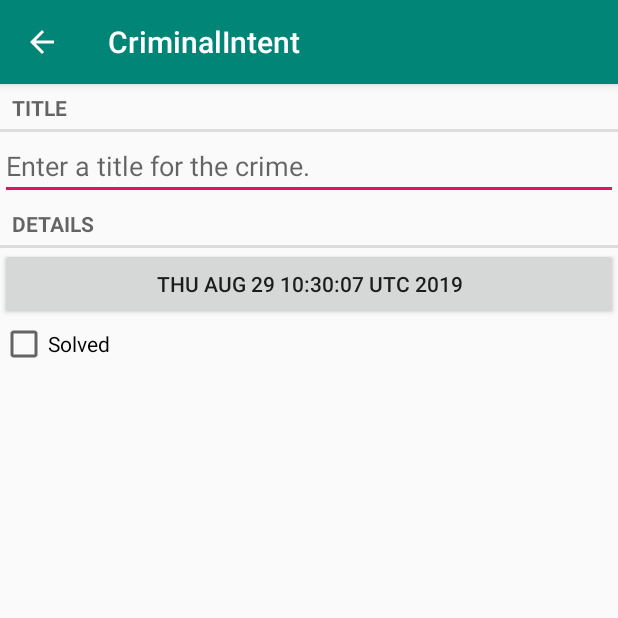
After one commit to usc-rdh-006/CriminalIntent, an Android app: the CrimePagerActivity screen opened directly, with no data from a screen before it, on a phone screen of 412 x 824 dp, the top half of it. The commit adds this screen. Run offline under Robolectric (Android 15) with nearby library versions, the phone set to English and light mode, and no system bars.

Commit message:
Criminal Intent App with chapter 11+12+13 for week 6 ICT311
rdh006

```diff
--- a/app/src/main/AndroidManifest.xml
+++ b/app/src/main/AndroidManifest.xml
@@ -15,7 +15,9 @@
                 <category android:name="android.intent.category.LAUNCHER" />
             </intent-filter>
         </activity>
-        <activity android:name=".CrimeActivity">
+        <activity
+            android:name=".CrimePagerActivity"
+            android:parentActivityName=".CrimeListActivity">
 
 
         </activity>
--- a/app/src/main/java/android/bignerdranch/com/CrimeFragment.java
+++ b/app/src/main/java/android/bignerdranch/com/CrimeFragment.java
@@ -1,5 +1,7 @@
 package android.bignerdranch.com;
 
+import android.app.Activity;
+import android.content.Intent;
 import android.os.Bundle;
 import android.text.Editable;
 import android.text.TextWatcher;
@@ -12,7 +14,9 @@ import android.widget.CompoundButton;
 import android.widget.EditText;
 
 import androidx.fragment.app.Fragment;
+import androidx.fragment.app.FragmentManager;
 
+import java.util.Date;
 import java.util.UUID;
 
 import static android.widget.CompoundButton.*;
@@ -24,6 +28,9 @@ public class CrimeFragment extends Fragment {
     private Button mDateButton;
     private CheckBox mSolvedCheckBox;
     private static final String ARG_CRIME_ID = "crime_id";
+    private static final String DIALOG_DATE = "DialogDate";
+
+    private static final int REQUEST_DATE = 0;
 
     public static CrimeFragment newInstance(UUID crimeId) {
         Bundle args = new Bundle();
@@ -44,8 +51,19 @@ public class CrimeFragment extends Fragment {
         View v = inflater.inflate(R.layout.fragment_crime, container, false);
 
         mDateButton = (Button) v.findViewById(R.id.crime_date);
-        mDateButton.setText(mCrime.getDate().toString());
-        mDateButton.setEnabled(false);
+        updateDate();
+
+        mDateButton.setOnClickListener(new View.OnClickListener() {
+            @Override
+            public void onClick(View v) {
+                FragmentManager manager = getFragmentManager();
+                DatePickerFragment dialog = DatePickerFragment
+                        .newInstance(mCrime.getDate());
+                dialog.setTargetFragment(CrimeFragment.this, REQUEST_DATE);
+                dialog.show(manager, DIALOG_DATE);
+            }
+        });
+
         mTitleField = (EditText) v.findViewById(R.id.crime_title);
         mTitleField.setText(mCrime.getTitle());
         mSolvedCheckBox = (CheckBox)v.findViewById(R.id.crime_solved);
@@ -77,4 +95,21 @@ public class CrimeFragment extends Fragment {
 
             return v;
     }
+    @Override
+    public void onActivityResult(int requestCode, int resultCode, Intent data) {
+        if (resultCode != Activity.RESULT_OK) {
+            return;
+        }
+
+        if (requestCode == REQUEST_DATE) {
+            Date date = (Date) data
+                    .getSerializableExtra(DatePickerFragment.EXTRA_DATE);
+            mCrime.setDate(date);
+            updateDate();
+        }
+    }
+
+    private void updateDate() {
+        mDateButton.setText(mCrime.getDate().toString());
+    }
 }
--- /dev/null
+++ b/app/src/main/java/android/bignerdranch/com/CrimePagerActivity.java
@@ -0,0 +1,65 @@
+package android.bignerdranch.com;
+
+import java.util.ArrayList;
+import java.util.List;
+import java.util.UUID;
+
+import android.content.Context;
+import android.content.Intent;
+import android.os.Bundle;
+
+import androidx.appcompat.app.AppCompatActivity;
+import androidx.fragment.app.Fragment;
+import androidx.fragment.app.FragmentActivity;
+import androidx.fragment.app.FragmentManager;
+import androidx.fragment.app.FragmentStatePagerAdapter;
+import androidx.viewpager.widget.ViewPager;
+
+
+public class CrimePagerActivity extends AppCompatActivity {
+    private static final String EXTRA_CRIME_ID =
+            "com.bignerdranch.android.criminalintent.crime_id";
+
+    private ViewPager mViewPager;
+    private List<Crime> mCrimes;
+
+    public static Intent newIntent(Context packageContext, UUID crimeId) {
+        Intent intent = new Intent(packageContext, CrimePagerActivity.class);
+        intent.putExtra(EXTRA_CRIME_ID, crimeId);
+        return intent;
+    }
+
+
+    @Override
+    protected void onCreate(Bundle savedInstanceState) {
+        super.onCreate(savedInstanceState);
+        setContentView(R.layout.activity_crime_pager);
+
+        UUID crimeId = (UUID) getIntent()
+                .getSerializableExtra(EXTRA_CRIME_ID);
+
+        mViewPager = (ViewPager) findViewById(R.id.crime_view_pager);
+
+        mCrimes = CrimeLab.get(this).getCrimes();
+        FragmentManager fragmentManager = getSupportFragmentManager();
+        mViewPager.setAdapter(new FragmentStatePagerAdapter(fragmentManager) {
+
+            @Override
+            public Fragment getItem(int position) {
+                Crime crime = mCrimes.get(position);
+                return CrimeFragment.newInstance(crime.getId());
+            }
+
+            @Override
+            public int getCount() {
+                return mCrimes.size();
+            }
+        });
+        for (int i = 0; i < mCrimes.size(); i++) {
+            if (mCrimes.get(i).getId().equals(crimeId)) {
+                mViewPager.setCurrentItem(i);
+                break;
+            }
+        }
+    }
+}
--- /dev/null
+++ b/app/src/main/res/layout/activity_crime_pager.xml
@@ -0,0 +1,7 @@
+<?xml version="1.0" encoding="utf-8"?>
+<androidx.viewpager.widget.ViewPager xmlns:android="http://schemas.android.com/apk/res/android"
+    android:layout_width="match_parent"
+    android:id="@+id/crime_view_pager"
+    android:layout_height="match_parent">
+
+</androidx.viewpager.widget.ViewPager>
--- a/app/src/main/res/values/strings.xml
+++ b/app/src/main/res/values/strings.xml
@@ -4,4 +4,9 @@
     <string name="crime_title_label">Title</string>
     <string name="crime_details_label">Details</string>
     <string name="crime_solved_label">Solved</string>
+    <string name="date_picker_title">Date of crime:</string>
+    <string name="new_crime">New Crime</string>
+    <string name="show_subtitle">Show Subtitle</string>
+    <string name="hide_subtitle">Hide Subtitle</string>
+    <string name="subtitle_format">%1$d crimes</string>
 </resources>
```
Also changed, not shown: app/src/main/java/android/bignerdranch/com/CrimeLab.java (+4 -7 lines), app/src/main/java/android/bignerdranch/com/CrimeListFragment.java (+72 -2 lines), app/src/main/java/android/bignerdranch/com/DatePickerFragment.java (added, +80 -0 lines), app/src/main/res/drawable-anydpi/ic_menu_add.xml (added, +10 -0 lines), app/src/main/res/layout/dialog_date.xml (added, +8 -0 lines), app/src/main/res/menu/fragment_crime_list.xml (added, +14 -0 lines), app/src/main/res/drawable-hdpi/ic_menu_add.png (added), app/src/main/res/drawable-mdpi/ic_menu_add.png (added), app/src/main/res/drawable-xhdpi/ic_menu_add.png (added), app/src/main/res/drawable-xxhdpi/ic_menu_add.png (added).
